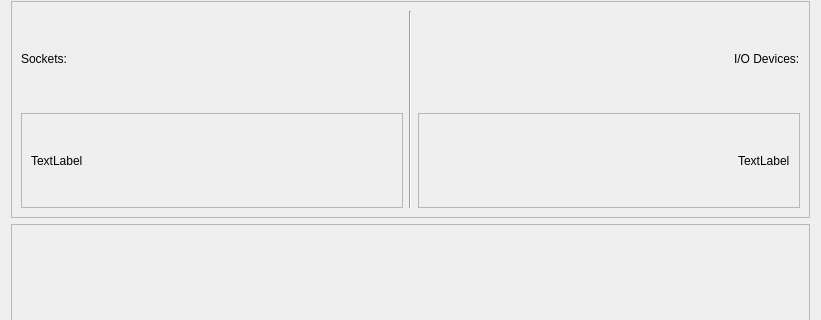
Qt form gui/process.ui (ViDaProjects/TaskManager) before a commit; both pictures show x 0 to 821 and y 232 to 552 of the 821 by 711 pixel window.
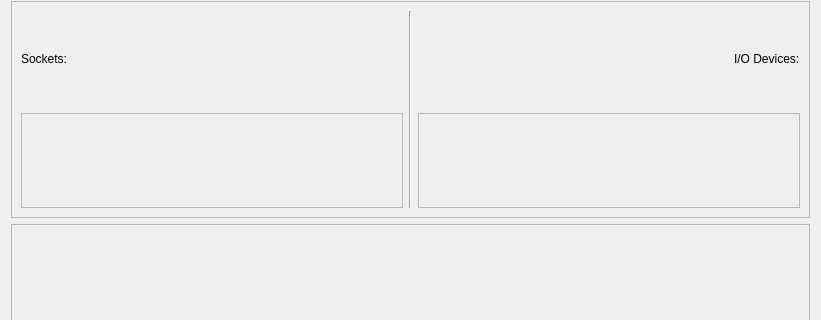
The same form after that commit.

```diff
--- a/gui/process.ui
+++ b/gui/process.ui
@@ -337,15 +337,7 @@
               <property name="frameShadow">
                <enum>QFrame::Shadow::Raised</enum>
               </property>
-              <layout class="QVBoxLayout" name="verticalLayout_6">
-               <item>
-                <widget class="QLabel" name="label_10">
-                 <property name="text">
-                  <string>TextLabel</string>
-                 </property>
-                </widget>
-               </item>
-              </layout>
+              <layout class="QVBoxLayout" name="verticalLayout_6"/>
              </widget>
             </item>
            </layout>
@@ -394,15 +386,7 @@
               <property name="frameShadow">
                <enum>QFrame::Shadow::Raised</enum>
               </property>
-              <layout class="QVBoxLayout" name="verticalLayout_7">
-               <item alignment="Qt::AlignmentFlag::AlignRight">
-                <widget class="QLabel" name="label_12">
-                 <property name="text">
-                  <string>TextLabel</string>
-                 </property>
-                </widget>
-               </item>
-              </layout>
+              <layout class="QVBoxLayout" name="verticalLayout_7"/>
              </widget>
             </item>
            </layout>
```
